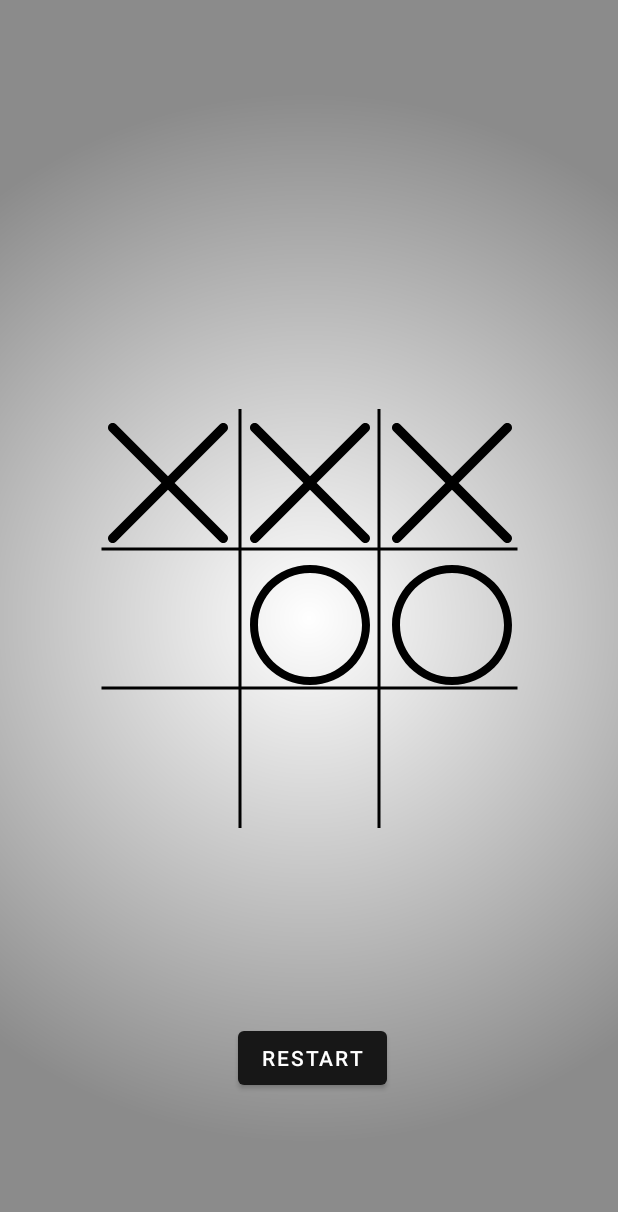
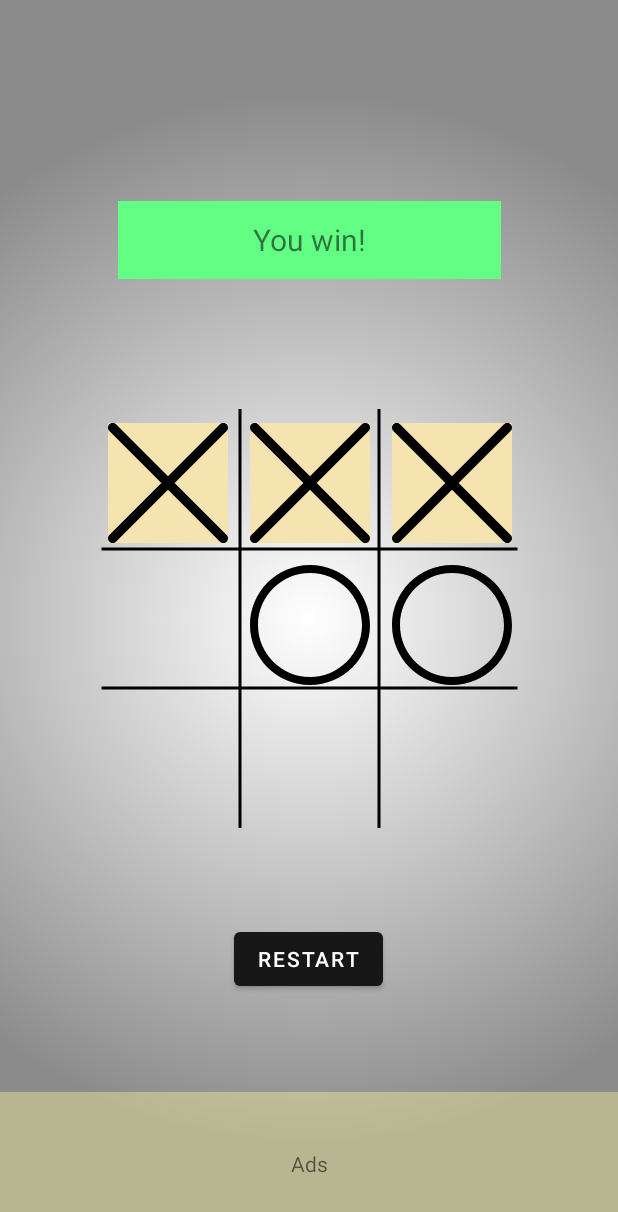
Before and after one commit to Bagaviev/AndroidSchool2021.2, an Android app: the screen it shows after launch (MainActivity), after a tap on an icon or button, on a phone screen of 412 x 824 dp. Shown: the top 1212 px of the screen. Run offline under Robolectric (Android 15) with nearby library versions, the light colour scheme and no system bars; 3 other taps on this screen came first.

Commit message:
4) Все что из коммента ранее сделано + иконка приложения Bitmap + заглушка под ads. Остается анимацию счета сверху и сброс после 3-х побед/поражений.

```diff
--- a/Homework/Lesson5/app/src/main/AndroidManifest.xml
+++ b/Homework/Lesson5/app/src/main/AndroidManifest.xml
@@ -4,9 +4,9 @@
 
     <application
             android:allowBackup="true"
-            android:icon="@mipmap/ic_launcher"
+            android:icon="@mipmap/tictactoe_v2"
             android:label="@string/app_name"
-            android:roundIcon="@mipmap/ic_launcher_round"
+            android:roundIcon="@mipmap/tictactoe_v2"
             android:supportsRtl="true"
             android:theme="@style/Theme.Lesson5">
         <activity android:name=".MainActivity"
--- a/Homework/Lesson5/app/src/main/java/com/example/lesson5/MainActivity.kt
+++ b/Homework/Lesson5/app/src/main/java/com/example/lesson5/MainActivity.kt
@@ -1,8 +1,11 @@
 package com.example.lesson5
 
+import android.graphics.Color
+import android.media.MediaPlayer
 import android.os.Bundle
 import android.widget.Button
 import android.widget.ImageView
+import android.widget.TextView
 import androidx.appcompat.app.AppCompatActivity
 import java.util.*
 
@@ -18,22 +21,29 @@ class MainActivity() : AppCompatActivity() {
         const val EMPTY_LEVEL: Int = 0
         const val CROSS_LEVEL: Int = 1
         const val CIRCLE_LEVEL: Int = 2
+        const val WIN_MESSAGE = "You win!"
+        const val LOSE_MESSAGE = "You lose, try again!"
+        const val DRAW_MESSAGE = "It's a draw!"
+        const val CLICK = "Stub"
         var MOVE_CNT: Int = 0
         var WIN_CNT: Int = 0
         var LOSE_CNT: Int = 0
         var DRAW_CNT: Int = 0
     }
 
+    private lateinit var buttonR: Button
+    private lateinit var textView: TextView
+    private lateinit var mediaPlayer: MediaPlayer
+
     private val imageViewsRefs = arrayOf(R.id.iv0, R.id.iv1, R.id.iv2, R.id.iv3, R.id.iv4, R.id.iv5, R.id.iv6, R.id.iv7, R.id.iv8)
     private val imageViewsHolder = Array(3) { arrayOfNulls<ImageView>(3) }
-
-    private lateinit var buttonR: Button
 
     override fun onCreate(savedInstanceState: Bundle?) {
         super.onCreate(savedInstanceState)
         setContentView(R.layout.activity_main)
 
-        buttonR = findViewById<Button>(R.id.buttonRestart)
+        buttonR = findViewById(R.id.buttonRestart)
+        textView = findViewById(R.id.textViewInfo)
         initMap()
     }
 
@@ -46,7 +56,9 @@ class MainActivity() : AppCompatActivity() {
         for (i in imageViewsHolder.indices) {
             for (j in imageViewsHolder[i].indices) {
                 imageViewsHolder[i][j]?.setImageLevel(0)
-//                imageButtonHolder[i][j]?.setBackgroundColor(Color.parseColor("#bd9bd1"))
+                imageViewsHolder[i][j]?.setBackgroundColor(Color.parseColor("#00E6F5EA"))
+                textView.text = ""
+                textView.setBackgroundResource(R.color.textinfo_empty_background)
                 MOVE_CNT = 0
                 initMap()
             }
@@ -76,17 +88,31 @@ class MainActivity() : AppCompatActivity() {
         }
     }
 
+    private fun printMessage(str: String) {
+        if (str == WIN_MESSAGE) textView.setBackgroundColor(
+            Color.parseColor("#63ff85")
+        ) else if (str == LOSE_MESSAGE) textView.setBackgroundColor(
+            Color.parseColor("#ff7070")
+        ) else textView.setBackgroundColor(Color.parseColor("#c953c0"))
+        textView.text = str
+    }
 
     private fun doPlayerMove(v: ImageView) {
         if (v?.drawable?.level == EMPTY_LEVEL) {
+            initAudio(CLICK)
+            mediaPlayer.start()
+
             v?.drawable?.level = CROSS_LEVEL
             MOVE_CNT++
+
             if (checkWin(CROSS_LEVEL)) {
                 freezeMap()
                 WIN_CNT++
 //                updateScore(WIN_MESSAGE)
-//                printMessage(WIN_MESSAGE)
-//                colorize(PLAYER_SYM)
+                initAudio(WIN_MESSAGE)
+                mediaPlayer.start()
+                printMessage(WIN_MESSAGE)
+                colorize(CROSS_LEVEL)
                 return
             }
             doAiMove()
@@ -116,9 +142,11 @@ class MainActivity() : AppCompatActivity() {
         var y: Int
         while (true) {
             if (MOVE_CNT >= MAX_MOVE_CNT) {
-//                printMessage(com.example.reclinetask.GameActivity.DRAW_MESSAGE)
+                printMessage(DRAW_MESSAGE)
                 DRAW_CNT++
 //                updateScore(com.example.reclinetask.GameActivity.DRAW_MESSAGE)
+                initAudio(DRAW_MESSAGE)
+                mediaPlayer.start()
                 freezeMap()
                 return
             }
@@ -129,13 +157,92 @@ class MainActivity() : AppCompatActivity() {
                 MOVE_CNT++
                 if (checkWin(CIRCLE_LEVEL)) {
                     freezeMap()
+                    initAudio(LOSE_MESSAGE)
+                    mediaPlayer.start()
                     LOSE_CNT++
 //                    updateScore(com.example.reclinetask.GameActivity.LOSE_MESSAGE)
-//                    printMessage(com.example.reclinetask.GameActivity.LOSE_MESSAGE)
-//                    colorize(com.example.reclinetask.GameActivity.AI_SYM)
+                    printMessage(LOSE_MESSAGE)
+                    colorize(CIRCLE_LEVEL)
                 }
                 break
             }
         }
     }
+
+    private fun iterator(i: Int, j: Int) {
+        if (j == 3) {
+            for (k in 0 until j) imageViewsHolder[i][k]?.setBackgroundColor(Color.parseColor("#f5e3b0"))
+        } else if (i == 3) {
+            for (k in 0 until i) imageViewsHolder[k][j]?.setBackgroundColor(Color.parseColor("#f5e3b0"))
+        } else if (i == j) {
+            for (k in 0..i) imageViewsHolder[k][k]?.setBackgroundColor(Color.parseColor("#f5e3b0"))
+        } else {
+            var k = 0
+            var m = j
+            while (k <= j && m >= 0) {
+                imageViewsHolder[k][m]?.setBackgroundColor(Color.parseColor("#f5e3b0"))
+                k++
+                m--
+            }
+        }
+    }
+
+    private fun colorize(sym: Int) {
+        when (countWinStreak(sym)) {
+            "h1" -> iterator(1, 3)
+            "h0" -> iterator(0, 3)
+            "h2" -> iterator(2, 3)
+            "v0" -> iterator(3, 0)
+            "v1" -> iterator(3, 1)
+            "v2" -> iterator(3, 2)
+            "d1" -> iterator(2, 2)
+            "d2" -> iterator(0, 2)
+        }
+    }
+
+    private fun countWinStreak(sym: Int): String? {
+        var winStreak = String()
+        var i = 0
+        val j = i
+        while (i < imageViewsHolder.size) {
+            val horizontalCondition =
+                (imageViewsHolder[i][j]?.drawable?.level == sym) and
+                (imageViewsHolder[i][j + 1]?.drawable?.level == sym) and
+                (imageViewsHolder[i][j + 2]?.drawable?.level == sym)
+            val verticalCondition =
+                (imageViewsHolder[j][i]?.drawable?.level == sym) and
+                (imageViewsHolder[j + 1][i]?.drawable?.level == sym) and
+                (imageViewsHolder[j + 2][i]?.drawable?.level == sym)
+            val mainDiagCondition =
+                (imageViewsHolder[j][j]?.drawable?.level == sym) and
+                (imageViewsHolder[j + 1][j + 1]?.drawable?.level == sym) and
+                (imageViewsHolder[j + 2][j + 2]?.drawable?.level == sym)
+            val diagCondition =
+                (imageViewsHolder[j][j + 2]?.drawable?.level == sym) and
+                (imageViewsHolder[j + 1][j + 1]?.drawable?.level == sym) and
+                (imageViewsHolder[j + 2][j]?.drawable?.level == sym)
+
+            if (horizontalCondition && i == 0) winStreak = "h0"
+            else if (horizontalCondition && i == 1) winStreak = "h1"
+            else if (horizontalCondition && i == 2) winStreak = "h2"
+
+            if (verticalCondition && i == 0) winStreak = "v0"
+            else if (verticalCondition && i == 1) winStreak = "v1"
+            else if (verticalCondition && i == 2) winStreak = "v2"
+
+            if (mainDiagCondition) winStreak = "d1"
+            else if (diagCondition) winStreak = "d2"
+            i++
+        }
+        return winStreak
+    }
+
+    private fun initAudio(type: String) {
+        when (type) {
+            DRAW_MESSAGE -> mediaPlayer = MediaPlayer.create(this, R.raw.draw)
+            WIN_MESSAGE -> mediaPlayer = MediaPlayer.create(this, R.raw.win)
+            LOSE_MESSAGE -> mediaPlayer = MediaPlayer.create(this, R.raw.lose)
+            else -> mediaPlayer = MediaPlayer.create(this, R.raw.click)
+        }
+    }
 }
--- a/Homework/Lesson5/app/src/main/res/layout/activity_main.xml
+++ b/Homework/Lesson5/app/src/main/res/layout/activity_main.xml
@@ -7,6 +7,18 @@
         tools:context=".MainActivity"
         android:background="@drawable/main_background">
 
+    <TextView
+            android:id="@+id/textViewInfo"
+            android:layout_width="255dp"
+            android:layout_height="52dp"
+            app:layout_constraintStart_toStartOf="parent"
+            app:layout_constraintEnd_toEndOf="parent"
+            android:gravity="center"
+            android:textSize="20sp"
+            app:layout_constraintTop_toTopOf="parent"
+            app:layout_constraintBottom_toTopOf="@+id/main_l"
+            app:layout_constraintVertical_bias="0.602" />
+
     <Button
             android:text="Restart"
             android:layout_width="wrap_content"
@@ -15,9 +27,8 @@
             app:layout_constraintStart_toStartOf="parent"
             app:layout_constraintEnd_toEndOf="parent"
             app:layout_constraintTop_toBottomOf="@+id/main_l"
-            app:layout_constraintBottom_toBottomOf="parent"
-            app:layout_constraintHorizontal_bias="0.508"
-            app:layout_constraintVertical_bias="0.58" />
+            app:layout_constraintHorizontal_bias="0.498"
+            app:layout_constraintBottom_toTopOf="@+id/textViewAds" />
 
     <TableLayout
             android:layout_width="275dp"
@@ -94,4 +105,16 @@
             android:background="@drawable/main_field_shape"
             android:id="@+id/view"/>
 
+    <TextView
+            android:text="Ads"
+            android:layout_width="0dp"
+            android:layout_height="96dp"
+            android:id="@+id/textViewAds"
+            app:layout_constraintEnd_toEndOf="parent"
+            app:layout_constraintStart_toStartOf="parent"
+            app:layout_constraintBottom_toBottomOf="parent"
+            app:layout_constraintHorizontal_bias="0.0"
+            android:background="#61FFFC99"
+            android:gravity="center" />
+
 </androidx.constraintlayout.widget.ConstraintLayout>
--- a/Homework/Lesson5/app/src/main/res/values/colors.xml
+++ b/Homework/Lesson5/app/src/main/res/values/colors.xml
@@ -10,4 +10,5 @@
 
     <color name="kaef_black_main">#171717</color>
     <color name="kaef_black">#373737</color>
+    <color name="textinfo_empty_background">#00E6F5EA</color>
 </resources>
--- a/Homework/Lesson5/app/src/main/res/values/strings.xml
+++ b/Homework/Lesson5/app/src/main/res/values/strings.xml
@@ -1,3 +1,3 @@
 <resources>
-    <string name="app_name">Lesson5</string>
+    <string name="app_name">Крестики-нолики (Free)</string>
 </resources>
```
Also changed, not shown: Homework/Lesson5/app/src/main/res/mipmap-xhdpi/tictactoe_v2.webp (added), 4 other files.
